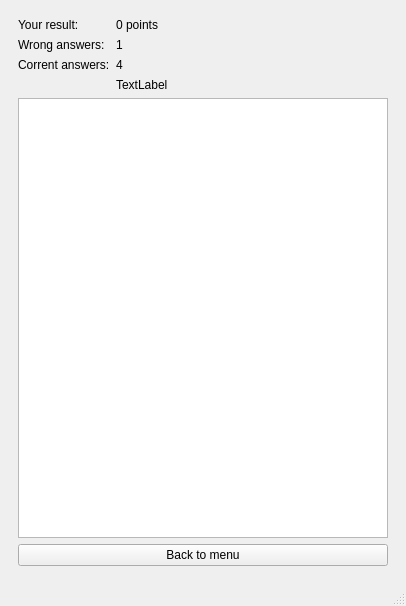
The window that Source/mainwindow.ui (TheEvilRoot/2CourseWork) describes before a commit, drawn with Qt 5.
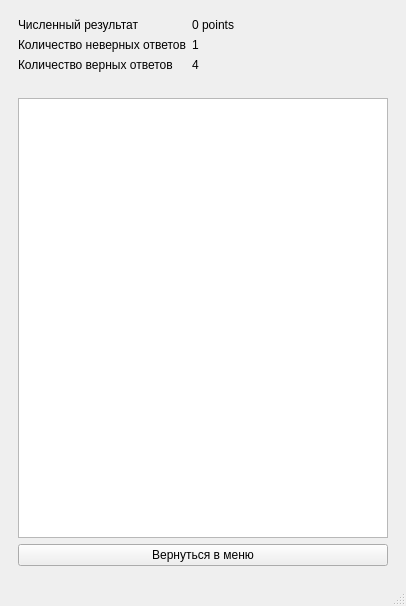
The same window after the commit. The open tabs and pages were chosen to show the change. Icons and pictures are not drawn.

Patch:
```diff
--- a/Source/mainwindow.ui
+++ b/Source/mainwindow.ui
@@ -463,7 +463,7 @@
           <item row="0" column="0">
            <widget class="QLabel" name="label_6">
             <property name="text">
-             <string>Your result:</string>
+             <string>Численный результат</string>
             </property>
            </widget>
           </item>
@@ -477,7 +477,7 @@
           <item row="1" column="0">
            <widget class="QLabel" name="label_8">
             <property name="text">
-             <string>Wrong answers:</string>
+             <string>Количество неверных ответов</string>
             </property>
            </widget>
           </item>
@@ -491,7 +491,7 @@
           <item row="2" column="0">
            <widget class="QLabel" name="label_10">
             <property name="text">
-             <string>Corrent answers:</string>
+             <string>Количество верных ответов</string>
             </property>
            </widget>
           </item>
@@ -505,7 +505,7 @@
           <item row="3" column="1">
            <widget class="QLabel" name="resultLabel">
             <property name="text">
-             <string>TextLabel</string>
+             <string/>
             </property>
            </widget>
           </item>
@@ -514,7 +514,7 @@
         <item row="2" column="1">
          <widget class="QPushButton" name="back2menu">
           <property name="text">
-           <string>Back to menu</string>
+           <string>Вернуться в меню</string>
           </property>
          </widget>
         </item>
```
Left out of the diff: 16 changed lines with no effect on the pictures.
